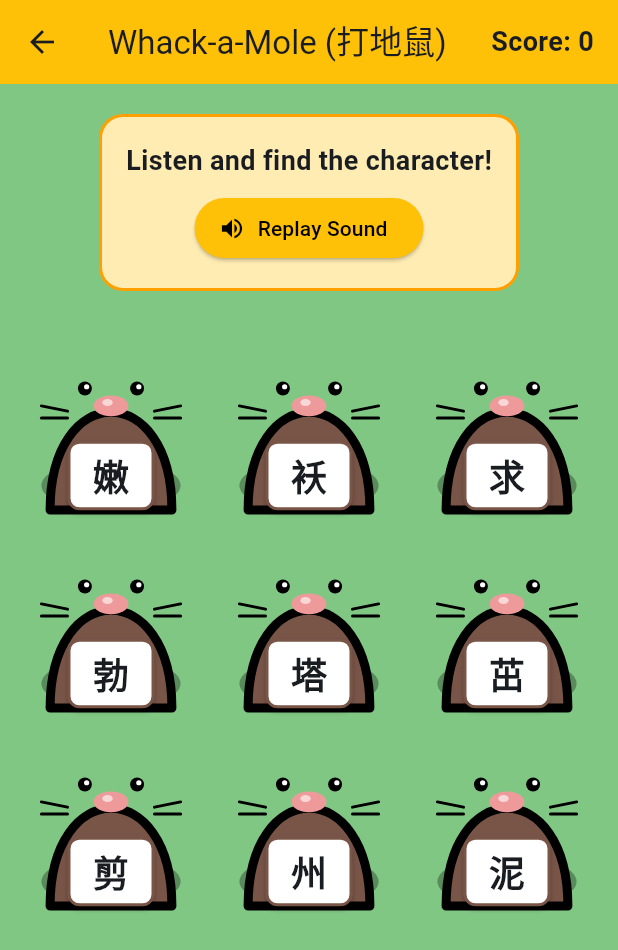
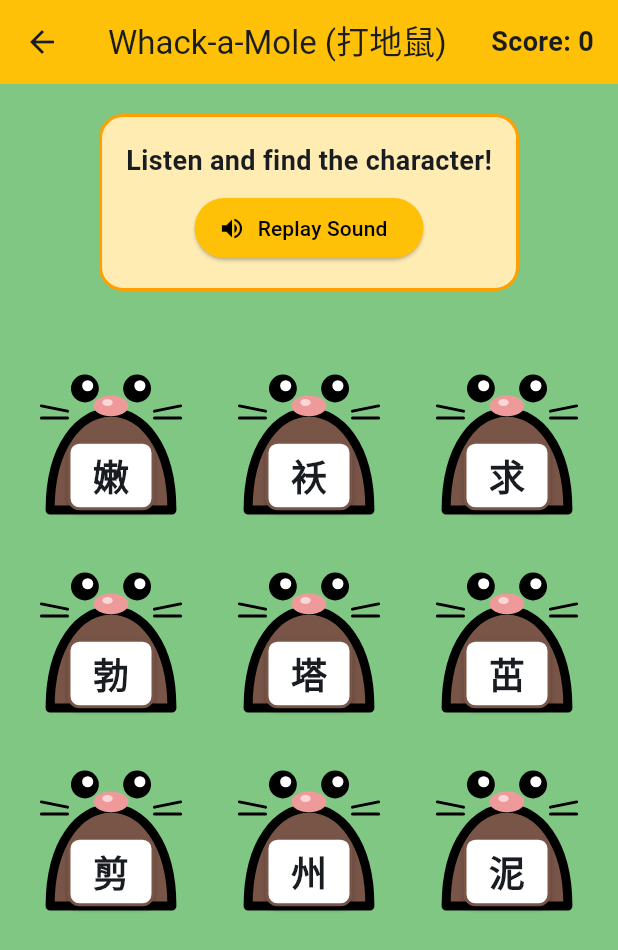
Before and after one commit to baimianmo/hanzistudy, a Flutter app: the screen it shows after launch, after a tap on "打地鼠游戏", on a phone screen of 412 x 824 dp. Shown: the top 950 px of the screen. Run offline on Flutter 3.47's test engine with Material 3 defaults, Android fonts, the phone set to English and light mode, and no system bars; our stand-ins replace audioplayers, flutter_tts, fluttertoast, permission_handler, shared_preferences, table_calendar; Roboto replaces fonts that are missing (KaiTi).

Commit message:
更新动画效果

```diff
--- a/lib/whack_a_mole_game.dart
+++ b/lib/whack_a_mole_game.dart
@@ -351,7 +351,7 @@ class _WhackAMoleGameState extends State<WhackAMoleGame> with SingleTickerProvid
                 Positioned(
                   bottom: 5,
                   child: Container(
-                    width: constraints.maxWidth * 0.8,
+                    width: constraints.maxWidth * 0.6,
                     height: constraints.maxWidth * 0.3,
                     decoration: BoxDecoration(
                       color: Colors.black.withOpacity(0.3),
@@ -368,19 +368,94 @@ class _WhackAMoleGameState extends State<WhackAMoleGame> with SingleTickerProvid
                   left: 0,
                   right: 0,
                   height: constraints.maxHeight,
-                  child: Stack(
+                    child: MoleVisual(
+                      char: char,
+                      width: constraints.maxWidth,
+                      height: constraints.maxHeight,
+                    ),
+                  ),
+                ],
+              ),
+            );
+          }
+        ),
+      );
+    }
+  }
+
+class MoleVisual extends StatefulWidget {
+  final HanziChar char;
+  final double width;
+  final double height;
+
+  const MoleVisual({
+    super.key,
+    required this.char,
+    required this.width,
+    required this.height,
+  });
+
+  @override
+  State<MoleVisual> createState() => _MoleVisualState();
+}
+
+class _MoleVisualState extends State<MoleVisual> with SingleTickerProviderStateMixin {
+  late AnimationController _blinkController;
+  Timer? _blinkTimer;
+
+  @override
+  void initState() {
+    super.initState();
+    _blinkController = AnimationController(
+      vsync: this,
+      duration: const Duration(milliseconds: 150),
+    );
+    _startBlinking();
+  }
+
+  void _startBlinking() {
+    _blinkTimer = Timer.periodic(const Duration(milliseconds: 3000), (timer) {
+      if (mounted && Random().nextBool()) {
+        _blink();
+      }
+    });
+  }
+
+  void _blink() {
+    _blinkController.forward().then((_) {
+      Future.delayed(const Duration(milliseconds: 50), () {
+        if (mounted) _blinkController.reverse();
+      });
+    });
+  }
+
+  @override
+  void dispose() {
+    _blinkTimer?.cancel();
+    _blinkController.dispose();
+    super.dispose();
+  }
+
+  @override
+  Widget build(BuildContext context) {
+    return Stack(
       alignment: Alignment.bottomCenter,
       children: [
-                      CustomPaint(
-                        size: Size(constraints.maxWidth, constraints.maxHeight),
-                        painter: MolePainter(),
+        AnimatedBuilder(
+          animation: _blinkController,
+          builder: (context, child) {
+            return CustomPaint(
+              size: Size(widget.width, widget.height),
+              painter: MolePainter(blinkValue: _blinkController.value),
+            );
+          },
         ),
         // The Character (on the belly/sign)
         Positioned(
-                        bottom: constraints.maxHeight * 0.05,
+          bottom: widget.height * 0.05,
           child: Container(
-                          width: constraints.maxWidth * 0.5,
-                          height: constraints.maxWidth * 0.4,
+            width: widget.width * 0.5,
+            height: widget.width * 0.4,
             alignment: Alignment.center,
             decoration: BoxDecoration(
               color: Colors.white,
@@ -395,7 +470,7 @@ class _WhackAMoleGameState extends State<WhackAMoleGame> with SingleTickerProvid
               ],
             ),
             child: Text(
-                            char.character,
+              widget.char.character,
               style: const TextStyle(
                 fontSize: 24,
                 fontWeight: FontWeight.bold,
@@ -405,18 +480,15 @@ class _WhackAMoleGameState extends State<WhackAMoleGame> with SingleTickerProvid
           ),
         ),
       ],
-                  ),
-                ),
-              ],
-            ),
-          );
-        }
-      ),
     );
   }
 }
 
 class MolePainter extends CustomPainter {
+  final double blinkValue;
+
+  MolePainter({this.blinkValue = 0.0});
+
   @override
   void paint(Canvas canvas, Size size) {
     final paint = Paint()..style = PaintingStyle.fill;
@@ -473,17 +545,40 @@ class MolePainter extends CustomPainter {
       paint
     );
 
-    // Eyes (Black)
+    // Eyes
     paint.color = Colors.black;
-    // Left Eye
-    canvas.drawCircle(Offset(size.width * 0.35, size.height * 0.25), size.width * 0.04, paint);
-    // Right Eye
-    canvas.drawCircle(Offset(size.width * 0.65, size.height * 0.25), size.width * 0.04, paint);
+    double eyeRadius = size.width * 0.08;
+    double eyeY = size.height * 0.25;
+    double leftEyeX = size.width * 0.35;
+    double rightEyeX = size.width * 0.65;
+
+    if (blinkValue > 0.5) {
+      // Closed (Line)
+      paint.style = PaintingStyle.stroke;
+      paint.strokeWidth = 3.0;
+      // Curved closed eye or straight line
+      canvas.drawLine(
+        Offset(leftEyeX - eyeRadius, eyeY),
+        Offset(leftEyeX + eyeRadius, eyeY),
+        paint
+      );
+      canvas.drawLine(
+        Offset(rightEyeX - eyeRadius, eyeY),
+        Offset(rightEyeX + eyeRadius, eyeY),
+        paint
+      );
+    } else {
+      // Open
+      paint.style = PaintingStyle.fill;
+      canvas.drawCircle(Offset(leftEyeX, eyeY), eyeRadius, paint);
+      canvas.drawCircle(Offset(rightEyeX, eyeY), eyeRadius, paint);
 
       // Eye Sparkle (White)
       paint.color = Colors.white;
-    canvas.drawCircle(Offset(size.width * 0.36, size.height * 0.24), size.width * 0.015, paint);
-    canvas.drawCircle(Offset(size.width * 0.66, size.height * 0.24), size.width * 0.015, paint);
+      // Make sparkle move slightly if wanted, but static is fine for now
+      canvas.drawCircle(Offset(leftEyeX + eyeRadius * 0.2, eyeY - eyeRadius * 0.2), eyeRadius * 0.4, paint);
+      canvas.drawCircle(Offset(rightEyeX + eyeRadius * 0.2, eyeY - eyeRadius * 0.2), eyeRadius * 0.4, paint);
+    }
 
     // Whiskers (Black lines)
     paint.color = Colors.black;
@@ -500,5 +595,5 @@ class MolePainter extends CustomPainter {
   }
 
   @override
-  bool shouldRepaint(covariant CustomPainter oldDelegate) => false;
+  bool shouldRepaint(covariant MolePainter oldDelegate) => oldDelegate.blinkValue != blinkValue;
 }
```
Also changed, not shown: lib/flash_card_screen.dart (+92 -57 lines). Lines whose indentation alone changed are shown as unchanged.
